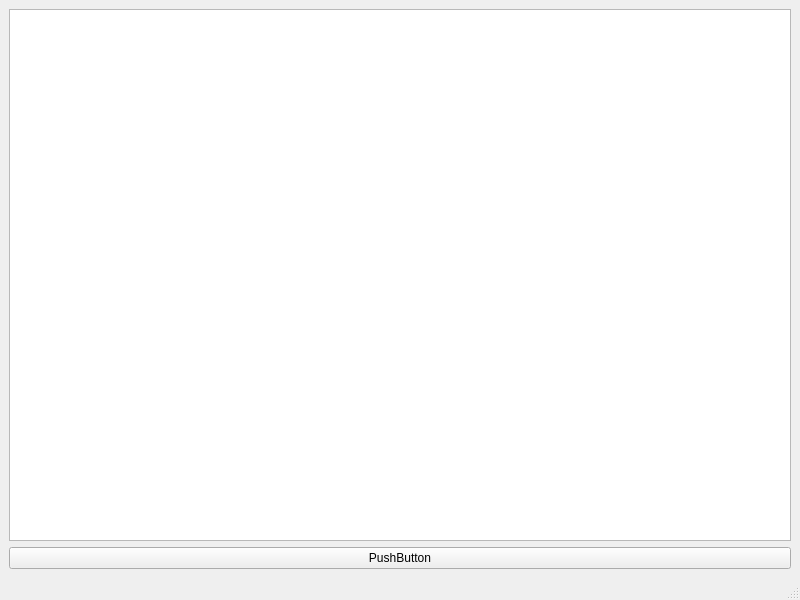
The window that mainwindow.ui (ana-henao/lab6) describes before a commit, drawn with Qt 5.
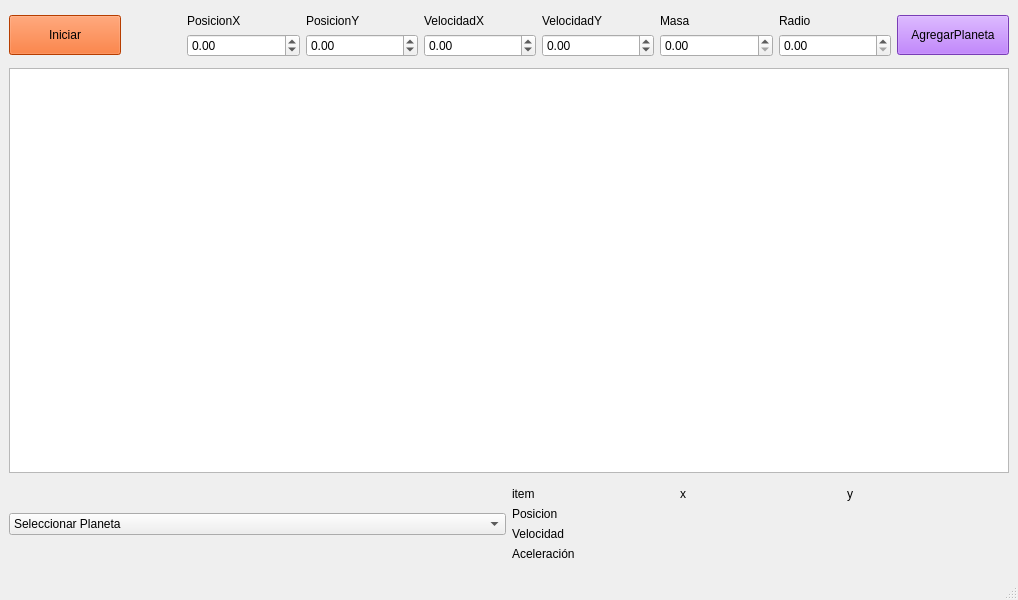
The same window after the commit.

What changed in the file:
```diff
--- a/mainwindow.ui
+++ b/mainwindow.ui
@@ -10,21 +10,312 @@
     <height>600</height>
    </rect>
   </property>
+  <property name="minimumSize">
+   <size>
+    <width>0</width>
+    <height>0</height>
+   </size>
+  </property>
   <property name="windowTitle">
    <string>MainWindow</string>
   </property>
   <widget class="QWidget" name="centralwidget">
    <layout class="QGridLayout" name="gridLayout">
-    <item row="0" column="1">
-     <widget class="QGraphicsView" name="graphicsView"/>
-    </item>
-    <item row="1" column="1">
-     <widget class="QPushButton" name="pushButton">
-      <property name="text">
-       <string>PushButton</string>
+    <item row="3" column="0">
+     <widget class="QGraphicsView" name="graphicsView">
+      <property name="minimumSize">
+       <size>
+        <width>1000</width>
+        <height>400</height>
+       </size>
       </property>
      </widget>
     </item>
+    <item row="0" column="0">
+     <layout class="QHBoxLayout" name="horizontalLayout">
+      <property name="topMargin">
+       <number>5</number>
+      </property>
+      <property name="bottomMargin">
+       <number>5</number>
+      </property>
+      <item>
+       <widget class="QPushButton" name="pushButton">
+        <property name="minimumSize">
+         <size>
+          <width>0</width>
+          <height>40</height>
+         </size>
+        </property>
+        <property name="styleSheet">
+         <string notr="true">background-color: rgb(255, 85, 0);</string>
+        </property>
+        <property name="text">
+         <string>Iniciar</string>
+        </property>
+       </widget>
+      </item>
+      <item>
+       <spacer name="horizontalSpacer">
+        <property name="orientation">
+         <enum>Qt::Horizontal</enum>
+        </property>
+        <property name="sizeType">
+         <enum>QSizePolicy::Fixed</enum>
+        </property>
+        <property name="sizeHint" stdset="0">
+         <size>
+          <width>60</width>
+          <height>20</height>
+         </size>
+        </property>
+       </spacer>
+      </item>
+      <item>
+       <layout class="QVBoxLayout" name="verticalLayout">
+        <item>
+         <widget class="QLabel" name="label">
+          <property name="text">
+           <string>PosicionX</string>
+          </property>
+         </widget>
+        </item>
+        <item>
+         <widget class="QDoubleSpinBox" name="posxin">
+          <property name="minimum">
+           <double>-100000.000000000000000</double>
+          </property>
+          <property name="maximum">
+           <double>100000.000000000000000</double>
+          </property>
+         </widget>
+        </item>
+       </layout>
+      </item>
+      <item>
+       <layout class="QVBoxLayout" name="verticalLayout_3">
+        <item>
+         <widget class="QLabel" name="label_2">
+          <property name="text">
+           <string>PosicionY</string>
+          </property>
+         </widget>
+        </item>
+        <item>
+         <widget class="QDoubleSpinBox" name="posyin">
+          <property name="minimum">
+           <double>-100000.000000000000000</double>
+          </property>
+          <property name="maximum">
+           <double>100000.000000000000000</double>
+          </property>
+         </widget>
+        </item>
+       </layout>
+      </item>
+      <item>
+       <layout class="QVBoxLayout" name="verticalLayout_4">
+        <item>
+         <widget class="QLabel" name="label_3">
+          <property name="text">
+           <string>VelocidadX</string>
+          </property>
+         </widget>
+        </item>
+        <item>
+         <widget class="QDoubleSpinBox" name="velxin">
+          <property name="minimum">
+           <double>-100000.000000000000000</double>
+          </property>
+          <property name="maximum">
+           <double>100000.000000000000000</double>
+          </property>
+         </widget>
+        </item>
+       </layout>
+      </item>
+      <item>
+       <layout class="QVBoxLayout" name="verticalLayout_5">
+        <item>
+         <widget class="QLabel" name="label_4">
+          <property name="text">
+           <string>VelocidadY</string>
+          </property>
+         </widget>
+        </item>
+        <item>
+         <widget class="QDoubleSpinBox" name="velyin">
+          <property name="minimum">
+           <double>-100000.000000000000000</double>
+          </property>
+          <property name="maximum">
+           <double>100000.000000000000000</double>
+          </property>
+         </widget>
+        </item>
+       </layout>
+      </item>
+      <item>
+       <layout class="QVBoxLayout" name="verticalLayout_6">
+        <item>
+         <widget class="QLabel" name="label_5">
+          <property name="text">
+           <string>Masa</string>
+          </property>
+         </widget>
+        </item>
+        <item>
+         <widget class="QDoubleSpinBox" name="masain">
+          <property name="maximum">
+           <double>100000.000000000000000</double>
+          </property>
+         </widget>
+        </item>
+       </layout>
+      </item>
+      <item>
+       <layout class="QVBoxLayout" name="verticalLayout_7">
+        <item>
+         <widget class="QLabel" name="label_6">
+          <property name="text">
+           <string>Radio</string>
+          </property>
+         </widget>
+        </item>
+        <item>
+         <widget class="QDoubleSpinBox" name="radioin">
+          <property name="maximum">
+           <double>100000.000000000000000</double>
+          </property>
+         </widget>
+        </item>
+       </layout>
+      </item>
+      <item>
+       <widget class="QPushButton" name="agregarplaneta">
+        <property name="minimumSize">
+         <size>
+          <width>0</width>
+          <height>40</height>
+         </size>
+        </property>
+        <property name="styleSheet">
+         <string notr="true">background-color: rgb(170, 85, 255);</string>
+        </property>
+        <property name="text">
+         <string>AgregarPlaneta</string>
+        </property>
+       </widget>
+      </item>
+     </layout>
+    </item>
+    <item row="4" column="0">
+     <layout class="QHBoxLayout" name="horizontalLayout_2">
+      <property name="topMargin">
+       <number>8</number>
+      </property>
+      <property name="bottomMargin">
+       <number>8</number>
+      </property>
+      <item>
+       <widget class="QComboBox" name="lista">
+        <item>
+         <property name="text">
+          <string>Seleccionar Planeta</string>
+         </property>
+        </item>
+       </widget>
+      </item>
+      <item>
+       <layout class="QGridLayout" name="gridLayout_2">
+        <item row="0" column="2">
+         <widget class="QLabel" name="y">
+          <property name="text">
+           <string>y</string>
+          </property>
+         </widget>
+        </item>
+        <item row="1" column="2">
+         <widget class="QLabel" name="posy">
+          <property name="text">
+           <string/>
+          </property>
+         </widget>
+        </item>
+        <item row="1" column="0">
+         <widget class="QLabel" name="label_9">
+          <property name="text">
+           <string>Posicion</string>
+          </property>
+         </widget>
+        </item>
+        <item row="0" column="0">
+         <widget class="QLabel" name="label_8">
+          <property name="text">
+           <string>item</string>
+          </property>
+         </widget>
+        </item>
+        <item row="2" column="0">
+         <widget class="QLabel" name="label_12">
+          <property name="text">
+           <string>Velocidad</string>
+          </property>
+         </widget>
+        </item>
+        <item row="2" column="1">
+         <widget class="QLabel" name="velx">
+          <property name="text">
+           <string/>
+          </property>
+         </widget>
+        </item>
+        <item row="0" column="1">
+         <widget class="QLabel" name="x">
+          <property name="text">
+           <string>x</string>
+          </property>
+         </widget>
+        </item>
+        <item row="2" column="2">
+         <widget class="QLabel" name="vely">
+          <property name="text">
+           <string/>
+          </property>
+         </widget>
+        </item>
+        <item row="3" column="0">
+         <widget class="QLabel" name="label_15">
+          <property name="text">
+           <string>Aceleración</string>
+          </property>
+         </widget>
+        </item>
+        <item row="3" column="1">
+         <widget class="QLabel" name="acelx">
+          <property name="text">
+           <string/>
+          </property>
+         </widget>
+        </item>
+        <item row="3" column="2">
+         <widget class="QLabel" name="acely">
+          <property name="text">
+           <string/>
+          </property>
+         </widget>
+        </item>
+        <item row="1" column="1">
+         <widget class="QLabel" name="posx">
+          <property name="text">
+           <string/>
+          </property>
+         </widget>
+        </item>
+       </layout>
+      </item>
+     </layout>
+    </item>
    </layout>
   </widget>
   <widget class="QMenuBar" name="menubar">
```
